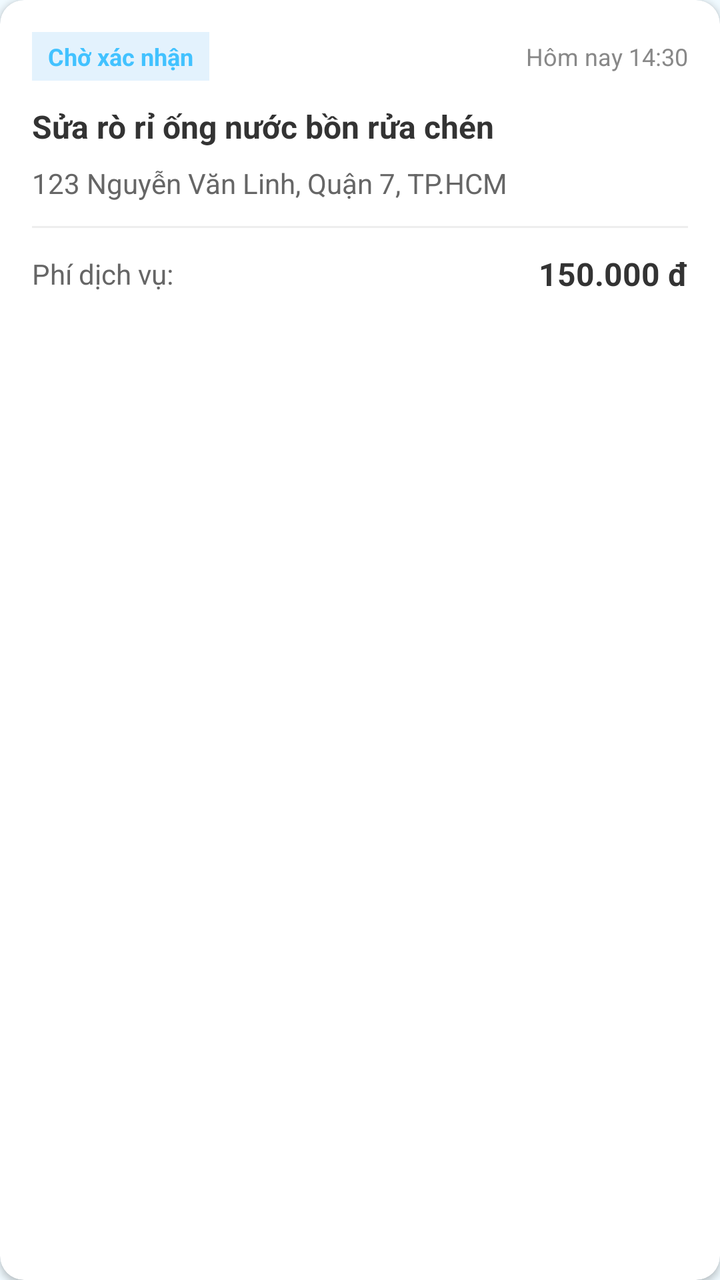
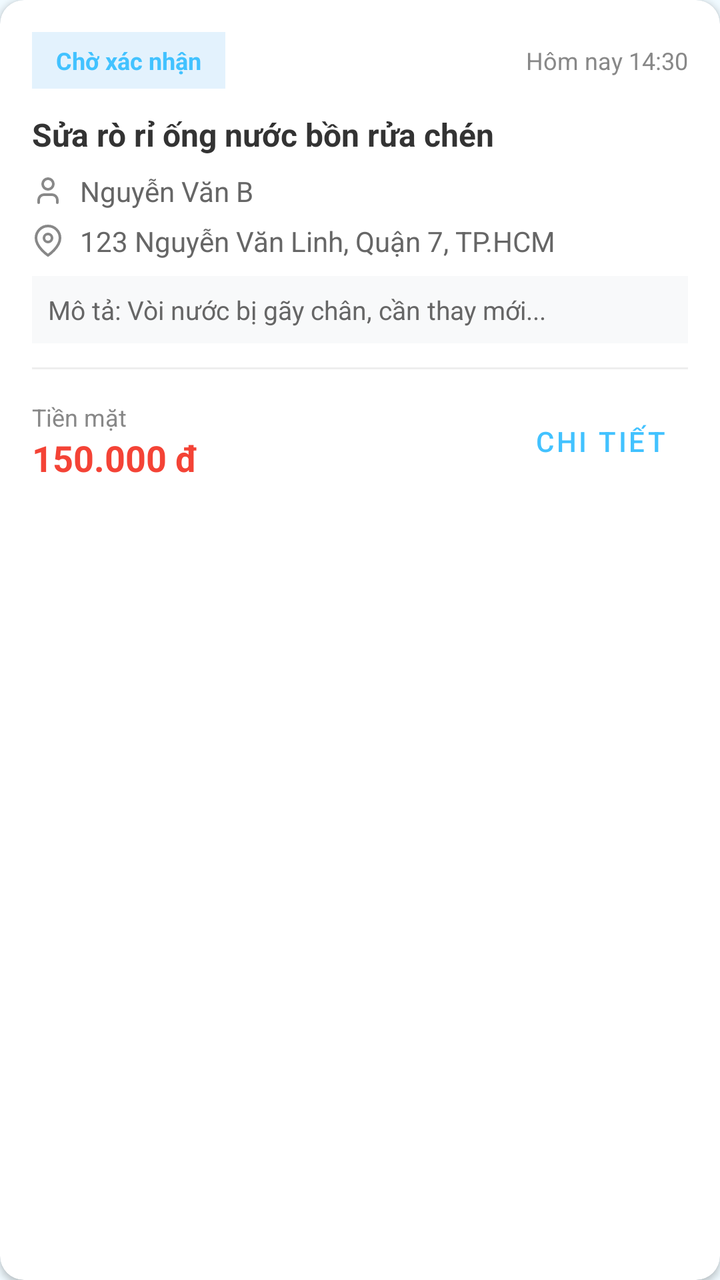

Two renders of the same Android screen: before a commit and after it. Below are the layout's source before the change and the commit's diff.
<!-- AndroidManifest.xml: application theme Theme.FixItVN -->
<!-- res/layout/item_worker_order_card.xml -->
<?xml version="1.0" encoding="utf-8"?>
<com.google.android.material.card.MaterialCardView xmlns:android="http://schemas.android.com/apk/res/android"
    xmlns:app="http://schemas.android.com/apk/res-auto"
    android:layout_width="match_parent"
    android:layout_height="wrap_content"
    android:layout_marginBottom="12dp"
    app:cardCornerRadius="12dp"
    app:cardElevation="2dp"
    app:cardBackgroundColor="@android:color/white"
    app:strokeWidth="0dp">

    <LinearLayout
        android:layout_width="match_parent"
        android:layout_height="wrap_content"
        android:orientation="vertical"
        android:padding="16dp">

        <LinearLayout
            android:layout_width="match_parent"
            android:layout_height="wrap_content"
            android:gravity="center_vertical"
            android:orientation="horizontal">

            <TextView
                android:id="@+id/tvOrderStatus"
                android:layout_width="wrap_content"
                android:layout_height="wrap_content"
                android:background="#E3F2FD"
                android:paddingHorizontal="8dp"
                android:paddingVertical="4dp"
                android:text="Chờ xác nhận"
                android:textColor="#42c2ff"
                android:textSize="12sp"
                android:textStyle="bold" />

            <View
                android:layout_width="0dp"
                android:layout_height="0dp"
                android:layout_weight="1" />

            <TextView
                android:id="@+id/tvOrderTime"
                android:layout_width="wrap_content"
                android:layout_height="wrap_content"
                android:text="Hôm nay 14:30"
                android:textColor="#888888"
                android:textSize="12sp" />
        </LinearLayout>

        <TextView
            android:id="@+id/tvOrderService"
            android:layout_width="match_parent"
            android:layout_height="wrap_content"
            android:layout_marginTop="12dp"
            android:text="Sửa rò rỉ ống nước bồn rửa chén"
            android:textColor="#333333"
            android:textSize="16sp"
            android:textStyle="bold" />

        <TextView
            android:id="@+id/tvOrderAddress"
            android:layout_width="match_parent"
            android:layout_height="wrap_content"
            android:layout_marginTop="8dp"
            android:text="123 Nguyễn Văn Linh, Quận 7, TP.HCM"
            android:textColor="#666666"
            android:textSize="14sp" />

        <View
            android:layout_width="match_parent"
            android:layout_height="1dp"
            android:layout_marginTop="12dp"
            android:layout_marginBottom="12dp"
            android:background="#EEEEEE" />

        <LinearLayout
            android:layout_width="match_parent"
            android:layout_height="wrap_content"
            android:gravity="center_vertical"
            android:orientation="horizontal">

            <TextView
                android:layout_width="wrap_content"
                android:layout_height="wrap_content"
                android:text="Phí dịch vụ:"
                android:textColor="#666666"
                android:textSize="14sp" />

            <View
                android:layout_width="0dp"
                android:layout_height="0dp"
                android:layout_weight="1" />

            <TextView
                android:id="@+id/tvOrderPrice"
                android:layout_width="wrap_content"
                android:layout_height="wrap_content"
                android:text="150.000 đ"
                android:textColor="#333333"
                android:textSize="16sp"
                android:textStyle="bold" />
        </LinearLayout>
    </LinearLayout>
</com.google.android.material.card.MaterialCardView>
<!-- resources referenced by this layout -->
<resources>
  <style name="Theme.FixItVN" parent="Theme.MaterialComponents.DayNight.NoActionBar">
  
          
          <item name="colorPrimary">#42c2ff</item>
          <item name="colorPrimaryDark">#00658b</item>
          <item name="colorPrimaryVariant">#00658b</item>
          <item name="colorOnPrimary">#ffffff</item>
  
          
          <item name="colorSecondary">#42c2ff</item>
          <item name="colorSecondaryVariant">#1a9fe0</item>
          <item name="colorOnSecondary">#ffffff</item>
  
          
          <item name="android:colorBackground">#f0faff</item>
          <item name="android:windowBackground">#f0faff</item>
          <item name="colorSurface">#ffffff</item>
          <item name="colorOnSurface">#0d1b2a</item>
  
          
          <item name="android:statusBarColor">#ffffff</item>
          <item name="android:windowLightStatusBar">true</item>
  
          
          <item name="android:navigationBarColor">#ffffff</item>
  
      </style>
</resources>

<!-- the commit's change to res/layout/item_worker_order_card.xml (unified diff, before → after) -->
@@ -1,13 +1,12 @@
 <?xml version="1.0" encoding="utf-8"?>
 <com.google.android.material.card.MaterialCardView xmlns:android="http://schemas.android.com/apk/res/android"
     xmlns:app="http://schemas.android.com/apk/res-auto"
+    xmlns:tools="http://schemas.android.com/tools"
+    style="@style/FixIt.Card.Content"
     android:layout_width="match_parent"
     android:layout_height="wrap_content"
     android:layout_marginBottom="12dp"
-    app:cardCornerRadius="12dp"
-    app:cardElevation="2dp"
-    app:cardBackgroundColor="@android:color/white"
-    app:strokeWidth="0dp">
+    app:cardCornerRadius="12dp">
 
     <LinearLayout
         android:layout_width="match_parent"
@@ -23,15 +22,24 @@
 
             <TextView
                 android:id="@+id/tvOrderStatus"
+                style="@style/FixIt.Order.Badge"
                 android:layout_width="wrap_content"
                 android:layout_height="wrap_content"
                 android:background="#E3F2FD"
-                android:paddingHorizontal="8dp"
-                android:paddingVertical="4dp"
                 android:text="Chờ xác nhận"
-                android:textColor="#42c2ff"
-                android:textSize="12sp"
-                android:textStyle="bold" />
+                android:textColor="#42c2ff" />
+
+            <TextView
+                android:id="@+id/tvComplaintBadge"
+                style="@style/FixIt.Order.Badge"
+                android:layout_width="wrap_content"
+                android:layout_height="wrap_content"
+                android:layout_marginStart="8dp"
+                android:background="#fee2e2"
+                android:text="Khiếu nại"
+                android:textColor="#ef4444"
+                android:visibility="gone"
+                tools:visibility="visible" />
 
             <View
                 android:layout_width="0dp"
@@ -57,14 +65,64 @@
             android:textSize="16sp"
             android:textStyle="bold" />
 
-        <TextView
-            android:id="@+id/tvOrderAddress"
+        <LinearLayout
             android:layout_width="match_parent"
             android:layout_height="wrap_content"
             android:layout_marginTop="8dp"
-            android:text="123 Nguyễn Văn Linh, Quận 7, TP.HCM"
+            android:gravity="center_vertical"
+            android:orientation="horizontal">
+
+            <ImageView
+                android:layout_width="16dp"
+                android:layout_height="16dp"
+                android:src="@drawable/ic_lucide_user"
+                app:tint="#888888" />
+
+            <TextView
+                android:id="@+id/tvCustomerName"
+                style="@style/FixIt.Text.InfoRow"
+                android:layout_width="wrap_content"
+                android:layout_height="wrap_content"
+                android:layout_marginStart="8dp"
+                android:text="Nguyễn Văn B"
+                android:textColor="#666666" />
+        </LinearLayout>
+
+        <LinearLayout
+            android:layout_width="match_parent"
+            android:layout_height="wrap_content"
+            android:layout_marginTop="6dp"
+            android:gravity="center_vertical"
+            android:orientation="horizontal">
+
+            <ImageView
+                android:layout_width="16dp"
+                android:layout_height="16dp"
+                android:src="@drawable/ic_lucide_map_pin"
+                app:tint="#888888" />
+
+            <TextView
+                android:id="@+id/tvOrderAddress"
+                style="@style/FixIt.Text.InfoRow"
+                android:layout_width="match_parent"
+                android:layout_height="wrap_content"
+                android:layout_marginStart="8dp"
+                android:text="123 Nguyễn Văn Linh, Quận 7, TP.HCM"
+                android:textColor="#666666" />
+        </LinearLayout>
+
+        <TextView
+            android:id="@+id/tvOrderIssue"
+            android:layout_width="match_parent"
+            android:layout_height="wrap_content"
+            android:layout_marginTop="8dp"
+            android:background="#F8F9FA"
+            android:padding="8dp"
+            android:text="Mô tả: Vòi nước bị gãy chân, cần thay mới..."
             android:textColor="#666666"
-            android:textSize="14sp" />
+            android:textSize="13sp"
+            android:maxLines="2"
+            android:ellipsize="end"/>
 
         <View
             android:layout_width="match_parent"
@@ -73,32 +131,44 @@
             android:layout_marginBottom="12dp"
             android:background="#EEEEEE" />
 
-        <LinearLayout
+        <RelativeLayout
             android:layout_width="match_parent"
-            android:layout_height="wrap_content"
-            android:gravity="center_vertical"
-            android:orientation="horizontal">
+            android:layout_height="wrap_content">
 
-            <TextView
+            <LinearLayout
                 android:layout_width="wrap_content"
                 android:layout_height="wrap_content"
-                android:text="Phí dịch vụ:"
-                android:textColor="#666666"
-                android:textSize="14sp" />
+                android:layout_centerVertical="true"
+                android:orientation="vertical">
 
-            <View
-                android:layout_width="0dp"
-                android:layout_height="0dp"
-                android:layout_weight="1" />
+                <TextView
+                    android:id="@+id/tvPaymentMethod"
+                    android:layout_width="wrap_content"
+                    android:layout_height="wrap_content"
+                    android:text="Tiền mặt"
+                    android:textColor="#888888"
+                    android:textSize="12sp" />
 
-            <TextView
-                android:id="@+id/tvOrderPrice"
+                <TextView
+                    android:id="@+id/tvOrderPrice"
+                    android:layout_width="wrap_content"
+                    android:layout_height="wrap_content"
+                    android:text="150.000 đ"
+                    android:textColor="#F44336"
+                    android:textSize="18sp"
+                    android:textStyle="bold" />
+            </LinearLayout>
+
+            <com.google.android.material.button.MaterialButton
+                android:id="@+id/btnOrderDetail"
+                style="@style/Widget.MaterialComponents.Button.TextButton"
                 android:layout_width="wrap_content"
                 android:layout_height="wrap_content"
-                android:text="150.000 đ"
-                android:textColor="#333333"
-                android:textSize="16sp"
-                android:textStyle="bold" />
-        </LinearLayout>
+                android:layout_alignParentEnd="true"
+                android:layout_centerVertical="true"
+                android:text="Chi tiết"
+                android:textColor="#42c2ff"
+                app:rippleColor="#2042c2ff" />
+        </RelativeLayout>
     </LinearLayout>
 </com.google.android.material.card.MaterialCardView>
<!-- resource entries referenced after the edit -->
@@ -1,5 +1,63 @@
 <!-- resources referenced by this layout -->
 <resources>
+  <!-- drawable ic_lucide_map_pin (drawable) -->
+  <vector xmlns:android="http://schemas.android.com/apk/res/android"
+      android:width="24dp"
+      android:height="24dp"
+      android:viewportWidth="24"
+      android:viewportHeight="24">
+    <path
+        android:pathData="M21,10c0,7 -9,13 -9,13s-9,-6 -9,-13a9,9 0,0 1,18 0z"
+        android:strokeLineJoin="round"
+        android:strokeWidth="2"
+        android:strokeColor="#000000"
+        android:strokeLineCap="round"/>
+    <path
+        android:pathData="M12,10m-3,0a3,3 0,1 1,6 0a3,3 0,1 1,-6 0"
+        android:strokeLineJoin="round"
+        android:strokeWidth="2"
+        android:strokeColor="#000000"
+        android:strokeLineCap="round"/>
+  </vector>
+  <!-- drawable ic_lucide_user (drawable) -->
+  <vector xmlns:android="http://schemas.android.com/apk/res/android"
+      android:width="24dp"
+      android:height="24dp"
+      android:viewportWidth="24"
+      android:viewportHeight="24">
+    <path
+        android:pathData="M19,21v-2a4,4 0,0 0,-4 -4H9a4,4 0,0 0,-4 4v2"
+        android:strokeLineJoin="round"
+        android:strokeWidth="2"
+        android:fillColor="#00000000"
+        android:strokeColor="#000000"
+        android:strokeLineCap="round"/>
+    <path
+        android:pathData="M12,7m-4,0a4,4 0,1 1,8 0a4,4 0,1 1,-8 0"
+        android:strokeLineJoin="round"
+        android:strokeWidth="2"
+        android:fillColor="#00000000"
+        android:strokeColor="#000000"
+        android:strokeLineCap="round"/>
+  </vector>
+  <style name="FixIt.Card.Content" parent="Widget.MaterialComponents.CardView">
+          <item name="cardBackgroundColor">@android:color/white</item>
+          <item name="cardCornerRadius">16dp</item>
+          <item name="cardElevation">2dp</item>
+          <item name="strokeWidth">0dp</item>
+          <item name="android:layout_marginBottom">16dp</item>
+      </style>
+  <style name="FixIt.Order.Badge">
+          <item name="android:textSize">12sp</item>
+          <item name="android:textStyle">bold</item>
+          <item name="android:paddingHorizontal">12dp</item>
+          <item name="android:paddingVertical">6dp</item>
+      </style>
+  <style name="FixIt.Text.InfoRow">
+          <item name="android:textSize">14sp</item>
+          <item name="android:textColor">#0d1b2a</item>
+          <item name="android:layout_marginStart">12dp</item>
+      </style>
   <style name="Theme.FixItVN" parent="Theme.MaterialComponents.DayNight.NoActionBar">
   
           
